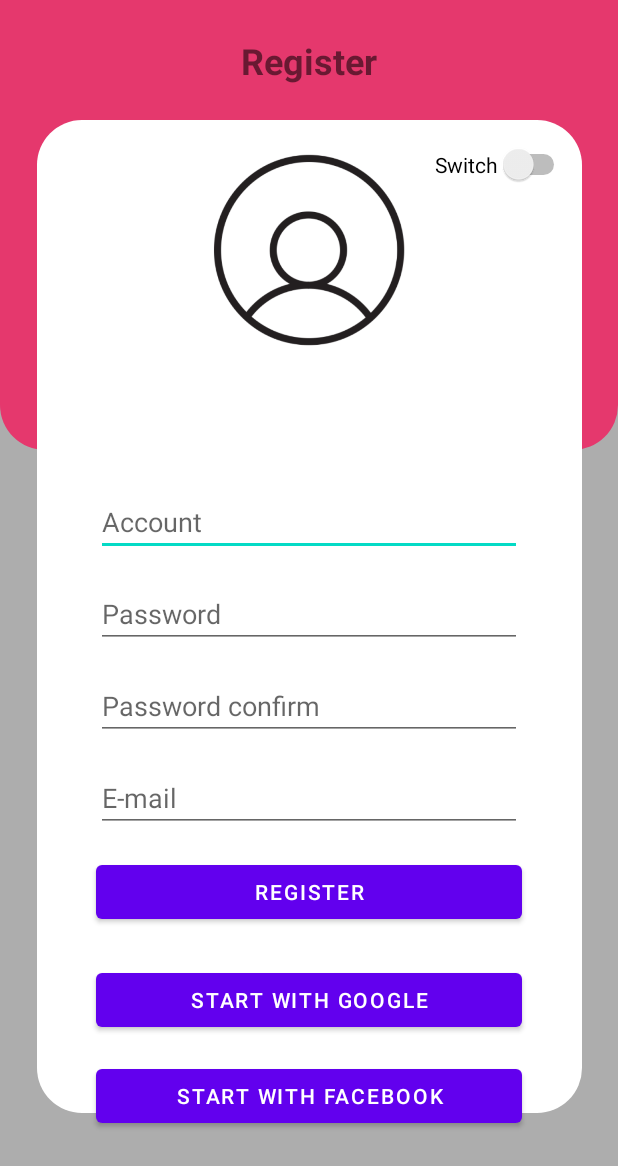
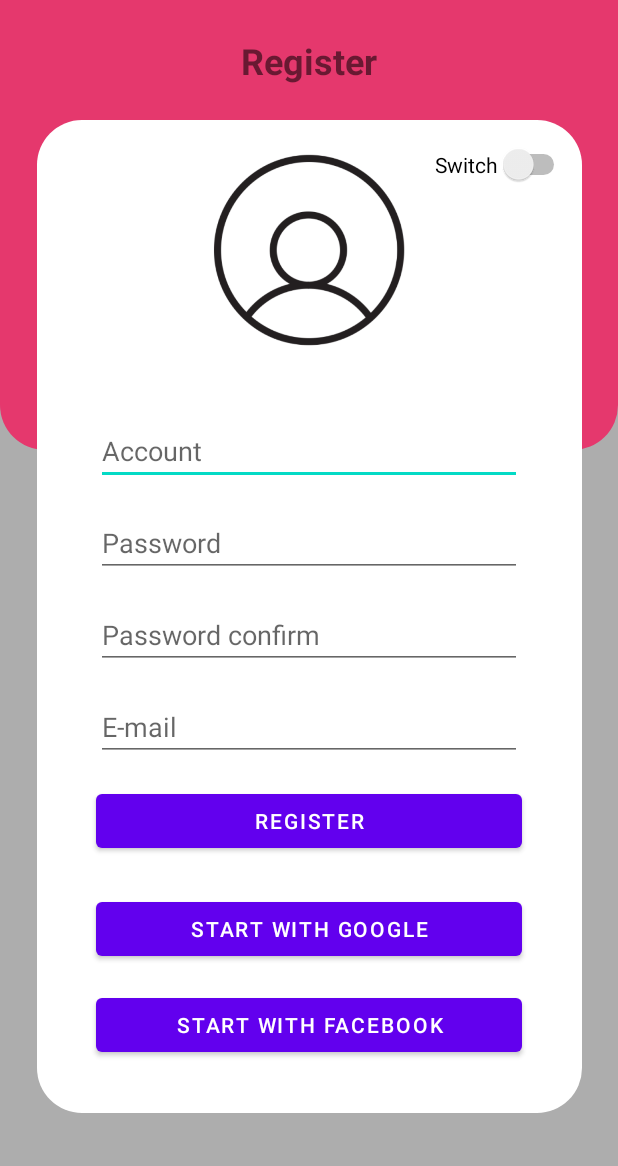
Before and after one commit to JerryLIU0401/IECS-1112-App--, an Android app: the RegisterActivity screen opened directly, with no data from a screen before it, on a phone screen of 412 x 824 dp. Shown: the top 1166 px of the screen. Run offline under Robolectric (Android 15) with nearby library versions, the phone set to English and light mode, and no system bars.

Commit message:
new PageBarMethod

```diff
--- a/app/src/main/AndroidManifest.xml
+++ b/app/src/main/AndroidManifest.xml
@@ -11,6 +11,9 @@
         android:supportsRtl="true"
         android:theme="@style/Theme.IECS1112AppFood"
         tools:targetApi="31">
+        <activity
+            android:name=".MainPageActivity"
+            android:exported="false" />
         <activity
             android:name=".RegisterActivity"
             android:exported="false" />
--- a/app/src/main/res/layout/activity_register.xml
+++ b/app/src/main/res/layout/activity_register.xml
@@ -75,26 +75,20 @@
 
     <ScrollView
         android:layout_width="0dp"
-        android:layout_height="483dp"
-        app:layout_constraintBottom_toBottomOf="parent"
+        android:layout_height="wrap_content"
         app:layout_constraintEnd_toEndOf="parent"
-        app:layout_constraintHorizontal_bias="0.5"
+        app:layout_constraintHorizontal_bias="1.0"
         app:layout_constraintStart_toStartOf="parent"
         app:layout_constraintTop_toBottomOf="@+id/register_usericon">
 
-        <LinearLayout
-            android:layout_width="match_parent"
-            android:layout_height="wrap_content"
-            android:orientation="vertical">
-
         <androidx.constraintlayout.widget.ConstraintLayout
             android:layout_width="match_parent"
-                android:layout_height="match_parent">
+            android:layout_height="wrap_content">
 
             <EditText
-                    android:id="@+id/et_account_register"
-                    android:layout_width="match_parent"
-                    android:layout_height="wrap_content"
+                android:id="@+id/et_account_registerpage"
+                android:layout_width="0dp"
+                android:layout_height="45dp"
                 android:layout_marginStart="64dp"
                 android:layout_marginTop="32dp"
                 android:layout_marginEnd="64dp"
@@ -106,7 +100,7 @@
                 app:layout_constraintTop_toTopOf="parent" />
 
             <EditText
-                    android:id="@+id/et_password_register"
+                android:id="@+id/et_password_registerpage"
                 android:layout_width="0dp"
                 android:layout_height="wrap_content"
                 android:layout_marginStart="64dp"
@@ -117,10 +111,10 @@
                 android:inputType="textPassword"
                 app:layout_constraintEnd_toEndOf="parent"
                 app:layout_constraintStart_toStartOf="parent"
-                    app:layout_constraintTop_toBottomOf="@+id/et_account_register" />
+                app:layout_constraintTop_toBottomOf="@+id/et_account_registerpage" />
 
             <EditText
-                    android:id="@+id/et_password_confirm_register"
+                android:id="@+id/et_password_confirm_registerpage"
                 android:layout_width="0dp"
                 android:layout_height="wrap_content"
                 android:layout_marginStart="64dp"
@@ -131,10 +125,10 @@
                 android:inputType="textPersonName"
                 app:layout_constraintEnd_toEndOf="parent"
                 app:layout_constraintStart_toStartOf="parent"
-                    app:layout_constraintTop_toBottomOf="@+id/et_password_register" />
+                app:layout_constraintTop_toBottomOf="@+id/et_password_registerpage" />
 
             <EditText
-                    android:id="@+id/et_mail_register"
+                android:id="@+id/et_mail_registerpage"
                 android:layout_width="0dp"
                 android:layout_height="wrap_content"
                 android:layout_marginStart="64dp"
@@ -145,10 +139,10 @@
                 android:inputType="textPersonName"
                 app:layout_constraintEnd_toEndOf="parent"
                 app:layout_constraintStart_toStartOf="parent"
-                    app:layout_constraintTop_toBottomOf="@+id/et_password_confirm_register" />
+                app:layout_constraintTop_toBottomOf="@+id/et_password_confirm_registerpage" />
 
             <Button
-                    android:id="@+id/register_btn_register"
+                android:id="@+id/register_btn_registerpage"
                 android:layout_width="0dp"
                 android:layout_height="48dp"
                 android:layout_marginStart="64dp"
@@ -157,10 +151,10 @@
                 android:text="Register"
                 app:layout_constraintEnd_toEndOf="parent"
                 app:layout_constraintStart_toStartOf="parent"
-                    app:layout_constraintTop_toBottomOf="@+id/et_mail_register" />
+                app:layout_constraintTop_toBottomOf="@+id/et_mail_registerpage" />
 
             <Button
-                    android:id="@+id/start_with_google_btn3"
+                android:id="@+id/start_with_google_registerpage"
                 android:layout_width="0dp"
                 android:layout_height="48dp"
                 android:layout_marginStart="64dp"
@@ -170,10 +164,10 @@
                 app:layout_constraintEnd_toEndOf="parent"
                 app:layout_constraintHorizontal_bias="0.0"
                 app:layout_constraintStart_toStartOf="parent"
-                    app:layout_constraintTop_toBottomOf="@+id/register_btn_register" />
+                app:layout_constraintTop_toBottomOf="@+id/register_btn_registerpage" />
 
             <Button
-                    android:id="@+id/start_with_facebook_btn3"
+                android:id="@+id/start_with_facebook_registerpage"
                 android:layout_width="0dp"
                 android:layout_height="48dp"
                 android:layout_marginStart="64dp"
@@ -181,11 +175,11 @@
                 android:layout_marginEnd="64dp"
                 android:text="Start with Facebook"
                 app:layout_constraintEnd_toEndOf="parent"
+                app:layout_constraintHorizontal_bias="1.0"
                 app:layout_constraintStart_toStartOf="parent"
-                    app:layout_constraintTop_toBottomOf="@+id/start_with_google_btn3" />
+                app:layout_constraintTop_toBottomOf="@+id/start_with_google_registerpage" />
 
         </androidx.constraintlayout.widget.ConstraintLayout>
-        </LinearLayout>
     </ScrollView>
 
     <Switch
```
Also changed, not shown: app/src/main/java/fcu/app/iecs_1112_app_food/LoginActivity.java (+12 -1 lines), app/src/main/java/fcu/app/iecs_1112_app_food/MainPageActivity.java (added, +21 -0 lines), app/src/main/java/fcu/app/iecs_1112_app_food/PageBarButton.java (added, +73 -0 lines), app/src/main/res/layout/activity_login.xml (+11 -11 lines), app/src/main/res/layout/activity_main_page.xml (added, +82 -0 lines). Lines whose indentation alone changed are shown as unchanged.
